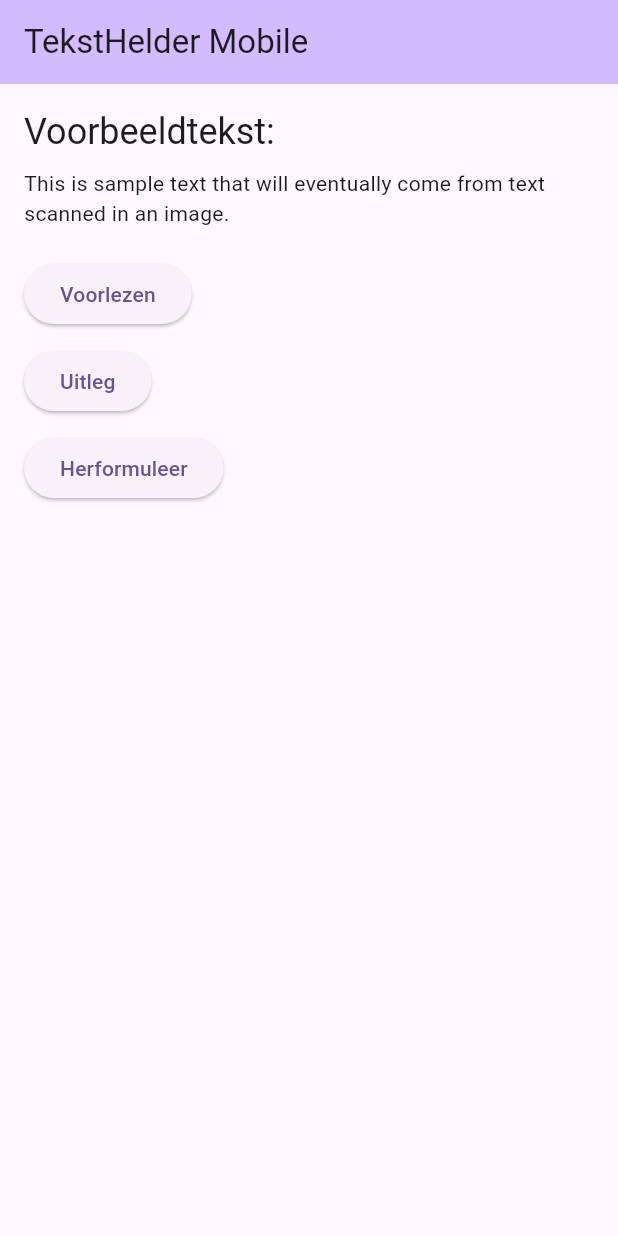
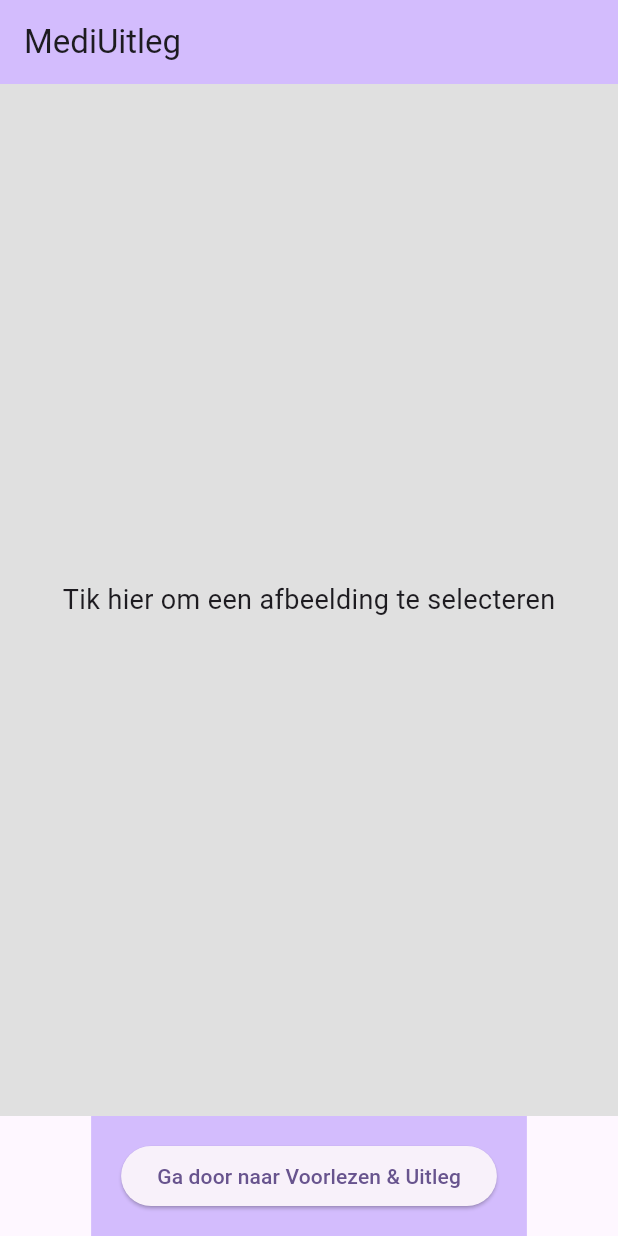
Before and after one commit to brentvanmalsen/mediuitleg, a Flutter app: the screen it shows after launch, on a phone screen of 412 x 824 dp. Run offline on Flutter 3.47's test engine with Material 3 defaults, Android fonts, the phone set to English and light mode, and no system bars; our stand-ins replace flutter_tts, image_picker, permission_handler.

Commit message:
feat: add image picker functionality and handle permissions

```diff
--- a/lib/main.dart
+++ b/lib/main.dart
@@ -1,22 +1,111 @@
+import 'dart:io';
 import 'package:flutter/material.dart';
 import 'package:flutter_tts/flutter_tts.dart';
+import 'package:image_picker/image_picker.dart';
+import 'package:permission_handler/permission_handler.dart';
 
 void main() {
-  runApp(const TekstHelderApp());
+  runApp(const MyApp());
 }
 
-class TekstHelderApp extends StatelessWidget {
-  const TekstHelderApp({super.key});
+class MyApp extends StatelessWidget {
+  const MyApp({super.key});
 
   @override
   Widget build(BuildContext context) {
     return MaterialApp(
-      title: 'TekstHelder Mobile',
+      title: 'MediUitleg',
       theme: ThemeData(
         colorScheme: ColorScheme.fromSeed(seedColor: Colors.deepPurple),
         useMaterial3: true,
       ),
-      home: const HomePage(),
+      home: const CameraScreen(),
+    );
+  }
+}
+
+class CameraScreen extends StatefulWidget {
+  const CameraScreen({super.key});
+
+  @override
+  State<CameraScreen> createState() => _CameraScreenState();
+}
+
+class _CameraScreenState extends State<CameraScreen> {
+  XFile? _image;
+  final ImagePicker _picker = ImagePicker();
+
+  Future<void> _requestPermissions() async {
+    var status = await Permission.camera.request();
+    if (status.isDenied) {
+      ScaffoldMessenger.of(context).showSnackBar(
+        const SnackBar(
+          content: Text('Camera-toegang is vereist om de app te gebruiken.'),
+        ),
+      );
+    }
+  }
+
+  @override
+  void initState() {
+    super.initState();
+    _requestPermissions();
+  }
+
+  Future<void> _pickImage() async {
+    final XFile? image = await _picker.pickImage(source: ImageSource.gallery);
+    setState(() {
+      _image = image;
+    });
+  }
+
+  @override
+  Widget build(BuildContext context) {
+    return Scaffold(
+      appBar: AppBar(
+        title: const Text('MediUitleg'),
+        backgroundColor: Theme.of(context).colorScheme.inversePrimary,
+      ),
+      body: Column(
+        children: [
+          Expanded(
+            child: GestureDetector(
+              onTap: _pickImage,
+              child: Container(
+                width: double.infinity,
+                height: double.infinity,
+                color: Colors.grey[300],
+                child: _image == null
+                    ? const Center(
+                        child: Text(
+                          'Tik hier om een afbeelding te selecteren',
+                          style: TextStyle(fontSize: 18),
+                        ),
+                      )
+                    : Image.file(
+                        File(_image!.path),
+                        fit: BoxFit.cover,
+                      ),
+              ),
+            ),
+          ),
+          Container(
+            padding: const EdgeInsets.symmetric(vertical: 16, horizontal: 20),
+            color: Theme.of(context).colorScheme.inversePrimary,
+            child: ElevatedButton(
+              onPressed: () {
+                Navigator.push(
+                  context,
+                  MaterialPageRoute(
+                    builder: (context) => const HomePage(),
+                  ),
+                );
+              },
+              child: const Text('Ga door naar Voorlezen & Uitleg'),
+            ),
+          ),
+        ],
+      ),
     );
   }
 }
@@ -33,10 +122,10 @@
   String sampleText =
       "This is sample text that will eventually come from text scanned in an image.";
 
-  // Text-to-Speech function
   Future<void> _speakText() async {
-    await _flutterTts.setLanguage("nl-NL"); // Set the language to Dutch
-    await _flutterTts.setPitch(1.0); // Set pitch to normal level
+    await _flutterTts.setLanguage("nl-NL");
+    await _flutterTts.setPitch(1.2);
+    await _flutterTts.setSpeechRate(0.5);
     await _flutterTts.speak(sampleText);
   }
 
@@ -44,50 +133,55 @@
   Widget build(BuildContext context) {
     return Scaffold(
       appBar: AppBar(
-        title: const Text('TekstHelder Mobile'),
+        title: const Text('MediUitleg'),
         backgroundColor: Theme.of(context).colorScheme.inversePrimary,
       ),
       body: Padding(
         padding: const EdgeInsets.all(16.0),
         child: Column(
-          crossAxisAlignment: CrossAxisAlignment.start,
+          crossAxisAlignment: CrossAxisAlignment.stretch,
           children: [
             Text(
               'Voorbeeldtekst:',
-              style: Theme.of(context).textTheme.headlineSmall,
+              style: Theme.of(context).textTheme.headlineSmall?.copyWith(fontSize: 20),
+              textAlign: TextAlign.center,
             ),
             const SizedBox(height: 8),
-            Text(
-              sampleText,
-              style: Theme.of(context).textTheme.bodyMedium,
+            Container(
+              padding: const EdgeInsets.all(16.0),
+              decoration: BoxDecoration(
+                color: Colors.grey[200],
+                borderRadius: BorderRadius.circular(10),
+              ),
+              child: Text(
+                sampleText,
+                style: Theme.of(context).textTheme.bodyMedium?.copyWith(fontSize: 18),
+                textAlign: TextAlign.center,
+              ),
             ),
             const SizedBox(height: 20),
             ElevatedButton(
               onPressed: _speakText,
+              style: ElevatedButton.styleFrom(
+                padding: const EdgeInsets.symmetric(vertical: 16),
+                textStyle: const TextStyle(fontSize: 18),
+              ),
               child: const Text('Voorlezen'),
             ),
             const SizedBox(height: 10),
             ElevatedButton(
               onPressed: () {
-                // Logic for the 'Explain' button can be added here
                 ScaffoldMessenger.of(context).showSnackBar(
                   const SnackBar(
-                      content: Text('Uitleg-functie nog niet geïmplementeerd')),
+                    content: Text('Uitleg-functie nog niet geïmplementeerd'),
+                  ),
                 );
               },
+              style: ElevatedButton.styleFrom(
+                padding: const EdgeInsets.symmetric(vertical: 16),
+                textStyle: const TextStyle(fontSize: 18),
+              ),
               child: const Text('Uitleg'),
-            ),
-            const SizedBox(height: 10),
-            ElevatedButton(
-              onPressed: () {
-                // Logic for the 'Rephrase' button can be added here
-                ScaffoldMessenger.of(context).showSnackBar(
-                  const SnackBar(
-                      content: Text(
-                          'Herformuleer-functie nog niet geïmplementeerd')),
-                );
-              },
-              child: const Text('Herformuleer'),
             ),
           ],
         ),
--- a/pubspec.yaml
+++ b/pubspec.yaml
@@ -1,4 +1,4 @@
-name: teksthelder
+name: mediuitleg
 description: "A new Flutter project."
 # The following line prevents the package from being accidentally published to
 # pub.dev using `flutter pub publish`. This is preferred for private packages.
@@ -35,7 +35,9 @@ dependencies:
   # The following adds the Cupertino Icons font to your application.
   # Use with the CupertinoIcons class for iOS style icons.
   cupertino_icons: ^1.0.8
+  image_picker: ^1.1.2
   flutter_tts: ^4.2.0
+  permission_handler: ^11.3.1
 
 dev_dependencies:
   flutter_test:
```
Also changed, not shown: pubspec.lock, 31 other files.
